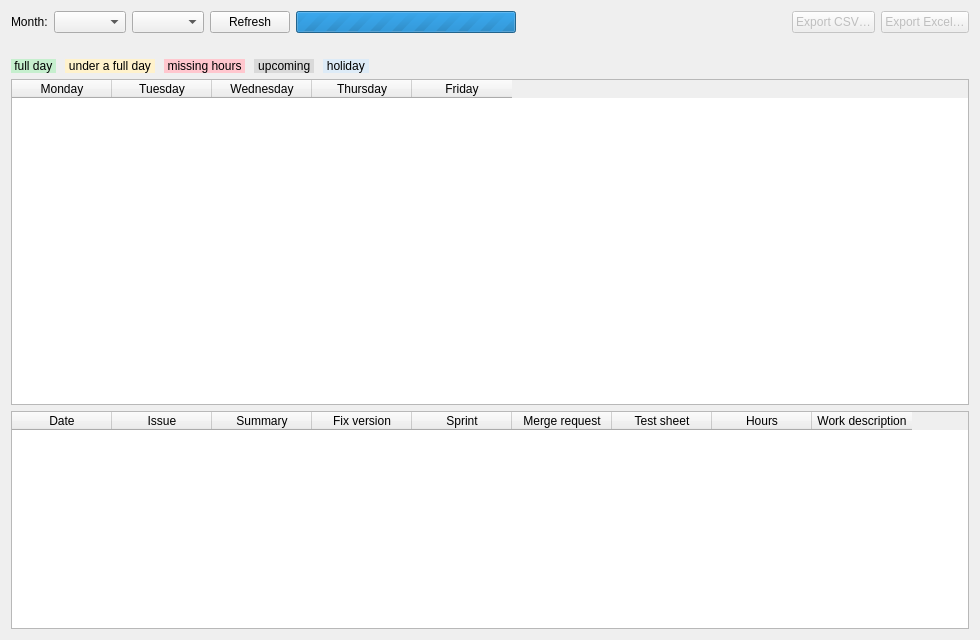
This is qt-jira-client/src/ui/timesheetwidget.ui in bahalouati/Test as Qt 5 draws it before an edit. The edited form follows.
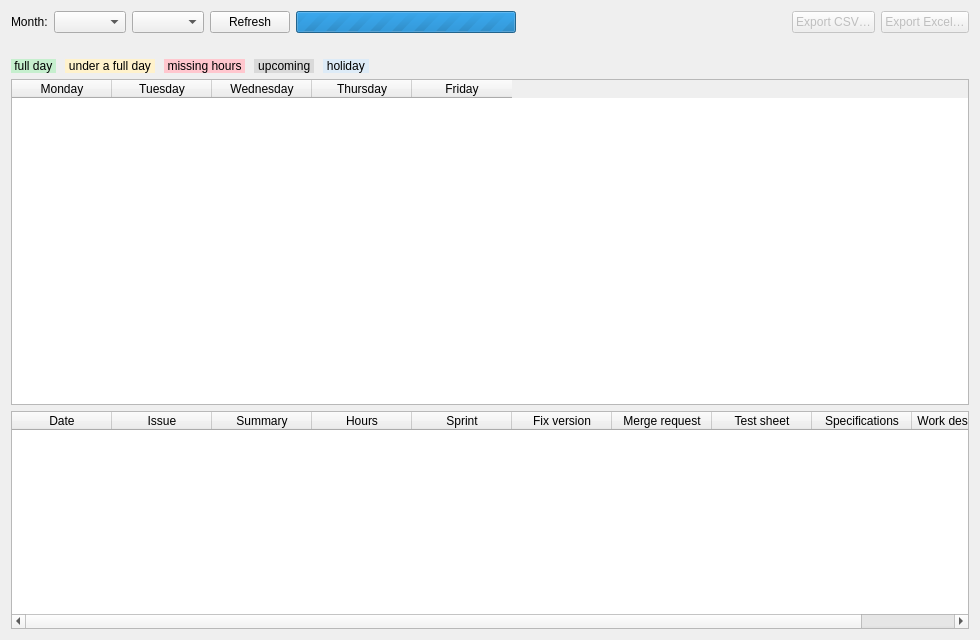
This is the edited form.

Commit message: Fix the mojibake placeholder, read specifications off the fix version, reorder the columns

What changed in the file:
```diff
--- a/qt-jira-client/src/ui/timesheetwidget.ui
+++ b/qt-jira-client/src/ui/timesheetwidget.ui
@@ -197,7 +197,7 @@
      </column>
      <column>
       <property name="text">
-       <string>Fix version</string>
+       <string>Hours</string>
       </property>
      </column>
      <column>
@@ -205,6 +205,11 @@
        <string>Sprint</string>
       </property>
      </column>
+     <column>
+      <property name="text">
+       <string>Fix version</string>
+      </property>
+     </column>
      <column>
       <property name="text">
        <string>Merge request</string>
@@ -217,7 +222,7 @@
      </column>
      <column>
       <property name="text">
-       <string>Hours</string>
+       <string>Specifications</string>
       </property>
      </column>
      <column>
```
The commit also changes 12 other files.
